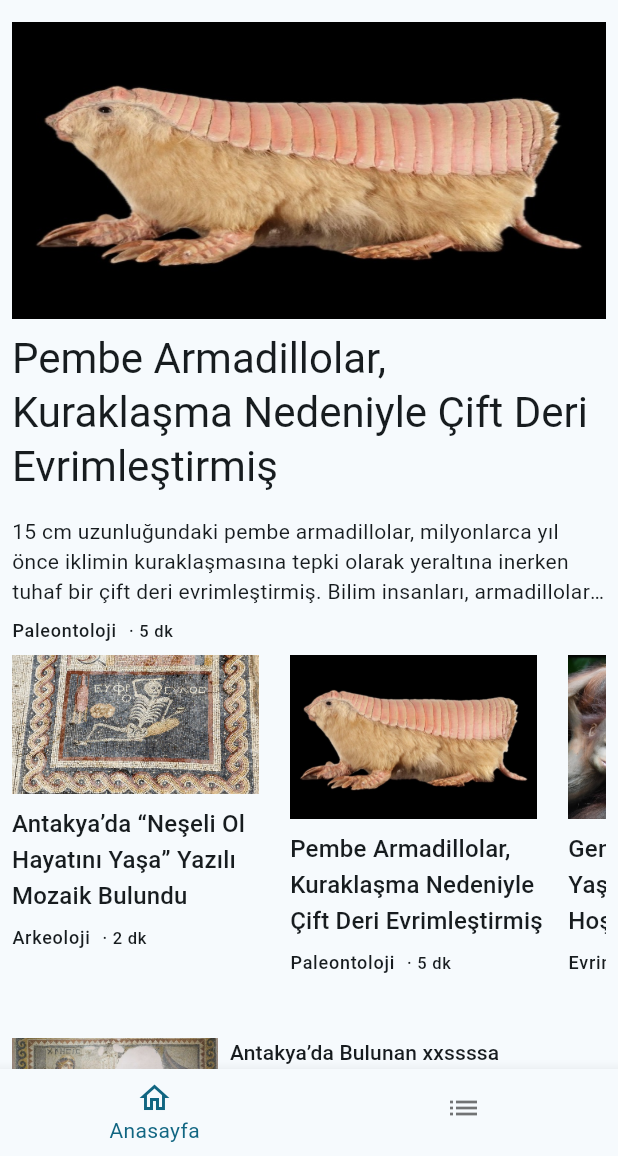
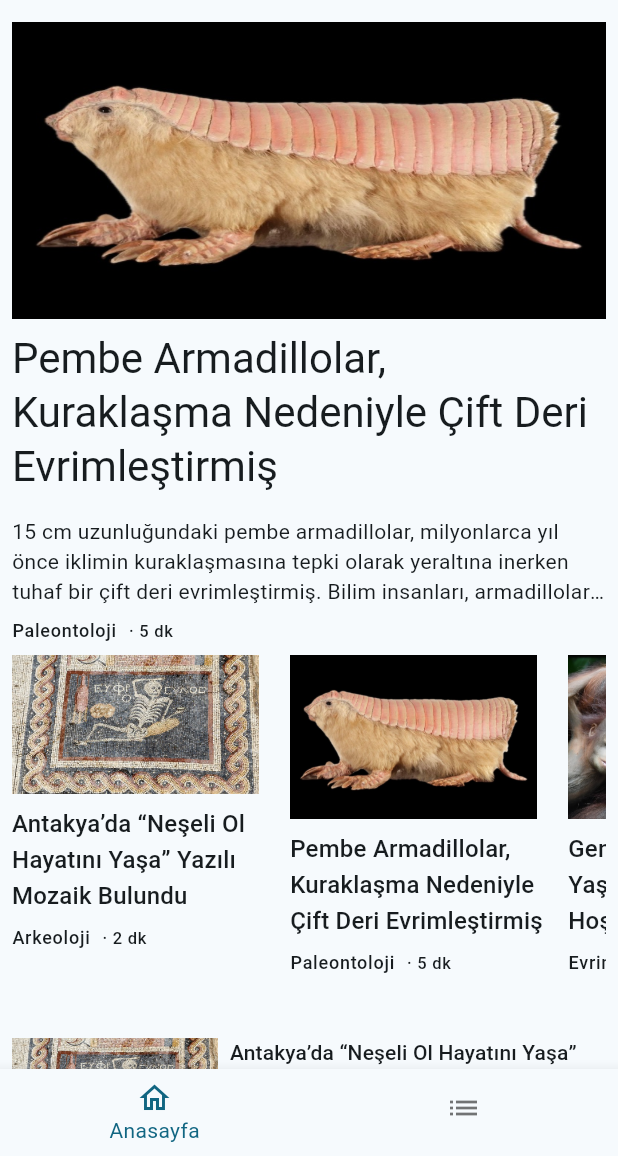
Before and after one commit to zehraCoskun/Arkeofili-Mobile, a Flutter app: the screen it shows after launch, on a phone screen of 412 x 824 dp, the part 80-1236 px from its top. Run offline on Flutter 3.47's test engine with Material 3 defaults, Android fonts, the light colour scheme and no system bars.

Commit message:
categories card updated

```diff
--- a/lib/screen/home_screen.dart
+++ b/lib/screen/home_screen.dart
@@ -33,14 +33,22 @@ class HomeScreen extends StatelessWidget {
               width: width,
               postList: topPostList,
             ),
-            PostCardWidget(width: width),
-            PostCardWidget(width: width),
-            PostCardWidget(width: width),
-            PostCardWidget(width: width),
-            PostCardWidget(width: width),
-            PostCardWidget(width: width),
-            PostCardWidget(width: width),
-            PostCardWidget(width: width),
+            PostCardWidget(
+              width: width,
+              postModel: dummyData[0],
+            ),
+            PostCardWidget(
+              width: width,
+              postModel: dummyData[1],
+            ),
+            PostCardWidget(
+              width: width,
+              postModel: dummyData[2],
+            ),
+            PostCardWidget(
+              width: width,
+              postModel: dummyData[3],
+            ),
           ],
         )),
       ),
--- a/lib/widget/post_card_widget.dart
+++ b/lib/widget/post_card_widget.dart
@@ -1,12 +1,16 @@
+import 'package:arkeofili_mobile/model/enum/category_enum.dart';
+import 'package:arkeofili_mobile/model/post_model.dart';
 import 'package:flutter/material.dart';
 
 class PostCardWidget extends StatelessWidget {
   const PostCardWidget({
     super.key,
     required this.width,
+    required this.postModel,
   });
 
   final double width;
+  final PostModel postModel;
 
   @override
   Widget build(BuildContext context) {
@@ -18,7 +22,7 @@ class PostCardWidget extends StatelessWidget {
             crossAxisAlignment: CrossAxisAlignment.start,
             children: [
               Image.asset(
-                "assets/images/antakya1.jpg",
+                postModel.thumbnail,
                 width: width * 2 / 6,
                 fit: BoxFit.fill,
               ),
@@ -31,7 +35,7 @@ class PostCardWidget extends StatelessWidget {
                     SizedBox(
                         width: width * 3.4 / 6,
                         child: Text(
-                          "Antakya’da Bulunan xxssssa Iphigenia Mozaiği Antakya’da Bulunan xxssssa Iphigenia Mozaiği Antakya’da Bulunan xxssssa Iphigenia Mozaiği",
+                          postModel.title,
                           style: Theme.of(context).textTheme.titleSmall,
                           maxLines: 3,
                           overflow: TextOverflow.clip,
@@ -40,10 +44,11 @@ class PostCardWidget extends StatelessWidget {
                       padding: const EdgeInsets.symmetric(horizontal: 4.0, vertical: 8),
                       child: Row(
                         children: [
-                          Text("Arkeoloji", style: Theme.of(context).textTheme.labelMedium),
+                          Text(getCategoryString(postModel.category), style: Theme.of(context).textTheme.labelMedium),
                           Padding(
                             padding: const EdgeInsets.symmetric(horizontal: 8.0),
-                            child: Text("· 2s önce", style: Theme.of(context).textTheme.labelSmall),
+                            child:
+                                Text("· ${postModel.duration}", style: Theme.of(context).textTheme.labelSmall), //buraya tarih gelse daha iyi olabilir
                           )
                         ],
                       ),
```
Also changed, not shown: lib/screen/categories_screen.dart (+5 -23 lines), 1 other file.
